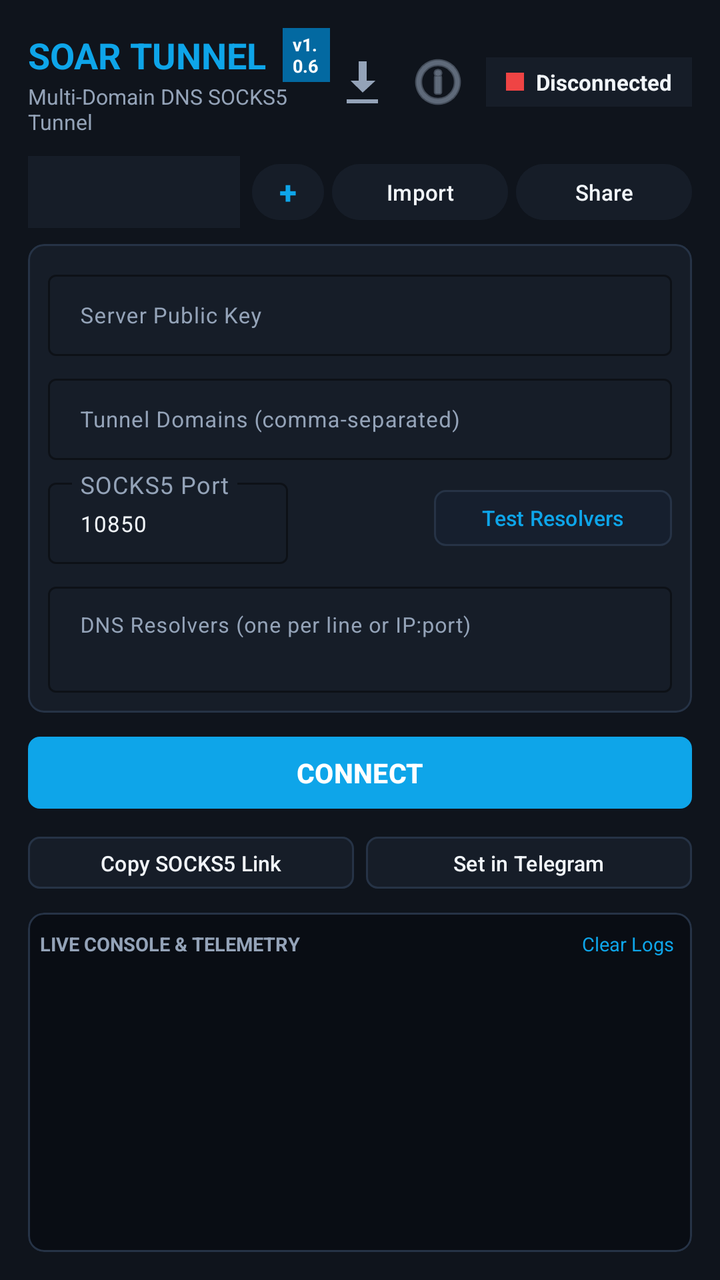
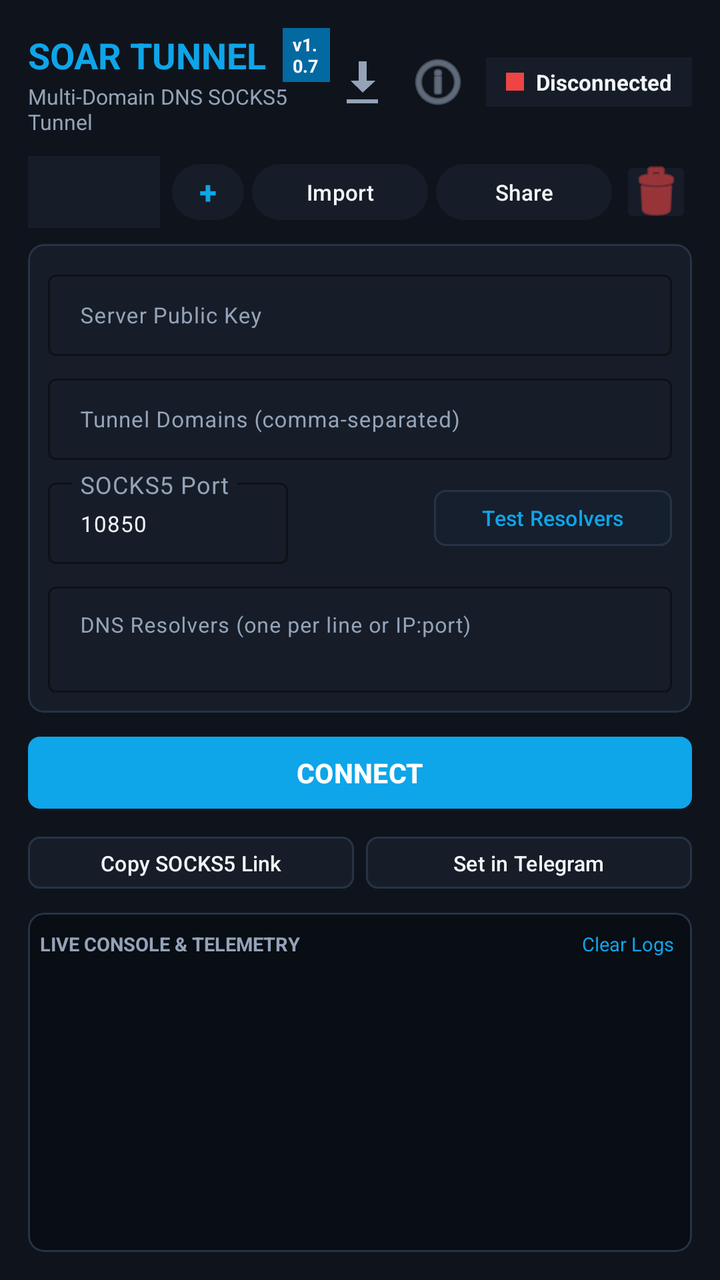

Screens rendered from an Android XML layout before and after an edit, with the pre-edit source and the edit as a unified diff.
<!-- AndroidManifest.xml: application theme Theme.SoarTunnel -->
<!-- res/layout/activity_main.xml -->
<?xml version="1.0" encoding="utf-8"?>
<LinearLayout xmlns:android="http://schemas.android.com/apk/res/android"
    xmlns:app="http://schemas.android.com/apk/res-auto"
    android:layout_width="match_parent"
    android:layout_height="match_parent"
    android:orientation="vertical"
    android:background="@color/bg_dark"
    android:padding="14dp">

    
    <LinearLayout
        android:layout_width="match_parent"
        android:layout_height="wrap_content"
        android:orientation="horizontal"
        android:gravity="center_vertical"
        android:paddingBottom="10dp">

        <LinearLayout
            android:layout_width="0dp"
            android:layout_height="wrap_content"
            android:layout_weight="1"
            android:orientation="vertical">

            <LinearLayout
                android:layout_width="wrap_content"
                android:layout_height="wrap_content"
                android:orientation="horizontal"
                android:gravity="center_vertical">

                <TextView
                    android:layout_width="wrap_content"
                    android:layout_height="wrap_content"
                    android:text="SOAR TUNNEL"
                    android:textStyle="bold"
                    android:textSize="18sp"
                    android:textColor="@color/primary_accent" />

                <TextView
                    android:id="@+id/tvVersionTag"
                    android:layout_width="wrap_content"
                    android:layout_height="wrap_content"
                    android:text="v1.0.6"
                    android:textSize="9sp"
                    android:textStyle="bold"
                    android:textColor="#FFFFFF"
                    android:background="#0369A1"
                    android:paddingHorizontal="5dp"
                    android:paddingVertical="2dp"
                    android:layout_marginStart="8dp" />
            </LinearLayout>

            <TextView
                android:layout_width="wrap_content"
                android:layout_height="wrap_content"
                android:text="Multi-Domain DNS SOCKS5 Tunnel"
                android:textSize="10.5sp"
                android:textColor="@color/text_muted" />
        </LinearLayout>

        
        <ImageButton
            android:id="@+id/btnCheckUpdate"
            android:layout_width="32dp"
            android:layout_height="32dp"
            android:src="@android:drawable/stat_sys_download"
            android:background="?attr/selectableItemBackgroundBorderless"
            app:tint="@color/text_muted"
            android:contentDescription="Check Update"
            android:layout_marginEnd="6dp" />

        <ImageButton
            android:id="@+id/btnAbout"
            android:layout_width="32dp"
            android:layout_height="32dp"
            android:src="@android:drawable/ic_menu_info_details"
            android:background="?attr/selectableItemBackgroundBorderless"
            app:tint="@color/text_muted"
            android:contentDescription="About"
            android:layout_marginEnd="8dp" />

        
        <LinearLayout
            android:id="@+id/layoutStatus"
            android:layout_width="wrap_content"
            android:layout_height="wrap_content"
            android:orientation="horizontal"
            android:gravity="center_vertical"
            android:background="@color/surface_dark"
            android:paddingHorizontal="10dp"
            android:paddingVertical="5dp">

            <View
                android:id="@+id/viewStatusDot"
                android:layout_width="9dp"
                android:layout_height="9dp"
                android:background="@color/status_red"
                android:layout_marginEnd="6dp" />

            <TextView
                android:id="@+id/tvStatus"
                android:layout_width="wrap_content"
                android:layout_height="wrap_content"
                android:text="@string/status_disconnected"
                android:textSize="11sp"
                android:textStyle="bold"
                android:textColor="@color/text_light" />
        </LinearLayout>
    </LinearLayout>

    
    <LinearLayout
        android:layout_width="match_parent"
        android:layout_height="wrap_content"
        android:orientation="horizontal"
        android:gravity="center_vertical"
        android:layout_marginBottom="8dp">

        <Spinner
            android:id="@+id/spnProfiles"
            android:layout_width="0dp"
            android:layout_height="36dp"
            android:layout_weight="1"
            android:background="@color/surface_dark"
            android:layout_marginEnd="6dp" />

        <Button
            android:id="@+id/btnAddProfile"
            android:layout_width="36dp"
            android:layout_height="36dp"
            android:text="+"
            android:textSize="16sp"
            android:textStyle="bold"
            android:textColor="@color/primary_accent"
            android:backgroundTint="@color/surface_dark"
            android:padding="0dp"
            android:layout_marginEnd="4dp" />

        <Button
            android:id="@+id/btnImportLink"
            android:layout_width="wrap_content"
            android:layout_height="36dp"
            android:text="Import"
            android:textSize="11sp"
            android:textColor="@color/text_light"
            android:backgroundTint="@color/surface_dark"
            android:paddingHorizontal="8dp"
            android:layout_marginEnd="4dp" />

        <Button
            android:id="@+id/btnShareProfile"
            android:layout_width="wrap_content"
            android:layout_height="36dp"
            android:text="Share"
            android:textSize="11sp"
            android:textColor="@color/text_light"
            android:backgroundTint="@color/surface_dark"
            android:paddingHorizontal="8dp" />
    </LinearLayout>

    
    <com.google.android.material.card.MaterialCardView
        android:layout_width="match_parent"
        android:layout_height="wrap_content"
        app:cardBackgroundColor="@color/surface_dark"
        app:strokeColor="@color/border_dark"
        app:strokeWidth="1dp"
        app:cardCornerRadius="8dp"
        android:layout_marginBottom="8dp">

        <LinearLayout
            android:layout_width="match_parent"
            android:layout_height="wrap_content"
            android:orientation="vertical"
            android:padding="10dp">

            
            <com.google.android.material.textfield.TextInputLayout
                android:layout_width="match_parent"
                android:layout_height="wrap_content"
                android:hint="@string/server_key"
                android:textColorHint="@color/text_muted"
                app:boxStrokeColor="@color/primary_accent"
                android:layout_marginBottom="6dp"
                style="@style/Widget.Material3.TextInputLayout.OutlinedBox.Dense">

                <com.google.android.material.textfield.TextInputEditText
                    android:id="@+id/etServerKey"
                    android:layout_width="match_parent"
                    android:layout_height="wrap_content"
                    android:textColor="@color/text_light"
                    android:textSize="11sp"
                    android:maxLines="2" />
            </com.google.android.material.textfield.TextInputLayout>

            
            <com.google.android.material.textfield.TextInputLayout
                android:layout_width="match_parent"
                android:layout_height="wrap_content"
                android:hint="@string/tunnel_domains"
                android:textColorHint="@color/text_muted"
                app:boxStrokeColor="@color/primary_accent"
                android:layout_marginBottom="6dp"
                style="@style/Widget.Material3.TextInputLayout.OutlinedBox.Dense">

                <com.google.android.material.textfield.TextInputEditText
                    android:id="@+id/etDomains"
                    android:layout_width="match_parent"
                    android:layout_height="wrap_content"
                    android:textColor="@color/text_light"
                    android:textSize="11sp"
                    android:singleLine="true" />
            </com.google.android.material.textfield.TextInputLayout>

            
            <LinearLayout
                android:layout_width="match_parent"
                android:layout_height="wrap_content"
                android:orientation="horizontal"
                android:gravity="center_vertical"
                android:layout_marginBottom="6dp">

                <com.google.android.material.textfield.TextInputLayout
                    android:layout_width="120dp"
                    android:layout_height="wrap_content"
                    android:hint="@string/socks_port"
                    android:textColorHint="@color/text_muted"
                    app:boxStrokeColor="@color/primary_accent"
                    style="@style/Widget.Material3.TextInputLayout.OutlinedBox.Dense">

                    <com.google.android.material.textfield.TextInputEditText
                        android:id="@+id/etPort"
                        android:layout_width="match_parent"
                        android:layout_height="wrap_content"
                        android:text="10850"
                        android:inputType="number"
                        android:textColor="@color/text_light"
                        android:textSize="11sp" />
                </com.google.android.material.textfield.TextInputLayout>

                <View
                    android:layout_width="0dp"
                    android:layout_height="0dp"
                    android:layout_weight="1" />

                <com.google.android.material.button.MaterialButton
                    android:id="@+id/btnTestResolvers"
                    android:layout_width="wrap_content"
                    android:layout_height="36dp"
                    android:text="Test Resolvers"
                    android:textSize="10.5sp"
                    android:textColor="@color/primary_accent"
                    app:backgroundTint="#161F2E"
                    app:strokeColor="@color/border_dark"
                    app:strokeWidth="1dp"
                    app:cornerRadius="6dp" />
            </LinearLayout>

            
            <com.google.android.material.textfield.TextInputLayout
                android:layout_width="match_parent"
                android:layout_height="wrap_content"
                android:hint="@string/dns_resolvers"
                android:textColorHint="@color/text_muted"
                app:boxStrokeColor="@color/primary_accent"
                style="@style/Widget.Material3.TextInputLayout.OutlinedBox.Dense">

                <com.google.android.material.textfield.TextInputEditText
                    android:id="@+id/etResolvers"
                    android:layout_width="match_parent"
                    android:layout_height="wrap_content"
                    android:textColor="@color/text_light"
                    android:textSize="10.5sp"
                    android:inputType="textMultiLine"
                    android:lines="2"
                    android:maxLines="4"
                    android:gravity="top|start" />
            </com.google.android.material.textfield.TextInputLayout>
        </LinearLayout>
    </com.google.android.material.card.MaterialCardView>

    
    <com.google.android.material.button.MaterialButton
        android:id="@+id/btnConnect"
        android:layout_width="match_parent"
        android:layout_height="44dp"
        android:text="@string/connect"
        android:textSize="13.5sp"
        android:textStyle="bold"
        android:textColor="#FFFFFF"
        app:backgroundTint="@color/primary_accent"
        app:cornerRadius="6dp"
        android:layout_marginBottom="6dp" />

    
    <LinearLayout
        android:layout_width="match_parent"
        android:layout_height="wrap_content"
        android:orientation="horizontal"
        android:layout_marginBottom="8dp">

        <com.google.android.material.button.MaterialButton
            android:id="@+id/btnCopyProxy"
            android:layout_width="0dp"
            android:layout_height="34dp"
            android:layout_weight="1"
            android:text="@string/copy_socks"
            android:textSize="10.5sp"
            android:textColor="@color/text_light"
            app:backgroundTint="@color/surface_dark"
            app:strokeColor="@color/border_dark"
            app:strokeWidth="1dp"
            app:cornerRadius="6dp"
            android:layout_marginEnd="6dp" />

        <com.google.android.material.button.MaterialButton
            android:id="@+id/btnOpenTelegram"
            android:layout_width="0dp"
            android:layout_height="34dp"
            android:layout_weight="1"
            android:text="@string/open_telegram"
            android:textSize="10.5sp"
            android:textColor="@color/text_light"
            app:backgroundTint="@color/surface_dark"
            app:strokeColor="@color/border_dark"
            app:strokeWidth="1dp"
            app:cornerRadius="6dp" />
    </LinearLayout>

    
    <com.google.android.material.card.MaterialCardView
        android:layout_width="match_parent"
        android:layout_height="0dp"
        android:layout_weight="1"
        app:cardBackgroundColor="@color/terminal_bg"
        app:strokeColor="@color/border_dark"
        app:strokeWidth="1dp"
        app:cardCornerRadius="8dp">

        <LinearLayout
            android:layout_width="match_parent"
            android:layout_height="match_parent"
            android:orientation="vertical"
            android:padding="6dp">

            <LinearLayout
                android:layout_width="match_parent"
                android:layout_height="wrap_content"
                android:orientation="horizontal"
                android:gravity="center_vertical"
                android:paddingBottom="4dp">

                <TextView
                    android:id="@+id/tvLiveTelemetry"
                    android:layout_width="0dp"
                    android:layout_height="wrap_content"
                    android:layout_weight="1"
                    android:text="LIVE CONSOLE &amp; TELEMETRY"
                    android:textSize="9.5sp"
                    android:textStyle="bold"
                    android:textColor="@color/text_muted" />

                <TextView
                    android:id="@+id/tvClearLogs"
                    android:layout_width="wrap_content"
                    android:layout_height="wrap_content"
                    android:text="@string/clear_logs"
                    android:textSize="9.5sp"
                    android:textColor="@color/primary_accent"
                    android:padding="3dp" />
            </LinearLayout>

            <ScrollView
                android:id="@+id/scrollLogs"
                android:layout_width="match_parent"
                android:layout_height="match_parent"
                android:fillViewport="true">

                <TextView
                    android:id="@+id/tvLogs"
                    android:layout_width="match_parent"
                    android:layout_height="wrap_content"
                    android:textColor="@color/terminal_green"
                    android:typeface="monospace"
                    android:textSize="9.5sp"
                    android:textIsSelectable="true" />
            </ScrollView>
        </LinearLayout>
    </com.google.android.material.card.MaterialCardView>

</LinearLayout>
<!-- resources referenced by this layout -->
<resources>
  <color name="bg_dark">#0F141C</color>
  <color name="border_dark">#263346</color>
  <color name="primary_accent">#0EA5E9</color>
  <color name="status_red">#EF4444</color>
  <color name="surface_dark">#161D28</color>
  <color name="terminal_bg">#090D14</color>
  <color name="terminal_green">#10B981</color>
  <color name="text_light">#F1F5F9</color>
  <color name="text_muted">#94A3B8</color>
  <string name="clear_logs">Clear Logs</string>
  <string name="connect">CONNECT</string>
  <string name="copy_socks">Copy SOCKS5 Link</string>
  <string name="dns_resolvers">DNS Resolvers (one per line or IP:port)</string>
  <string name="open_telegram">Set in Telegram</string>
  <string name="server_key">Server Public Key</string>
  <string name="socks_port">SOCKS5 Port</string>
  <string name="status_disconnected">Disconnected</string>
  <string name="tunnel_domains">Tunnel Domains (comma-separated)</string>
  <style name="Theme.SoarTunnel" parent="Theme.Material3.Dark.NoActionBar">
          <item name="colorPrimary">@color/primary_accent</item>
          <item name="android:windowBackground">@color/bg_dark</item>
          <item name="android:statusBarColor">@color/bg_dark</item>
          <item name="android:navigationBarColor">@color/bg_dark</item>
      </style>
</resources>

<!-- the commit's change to res/layout/activity_main.xml (unified diff, before → after) -->
@@ -39,7 +39,7 @@
                     android:id="@+id/tvVersionTag"
                     android:layout_width="wrap_content"
                     android:layout_height="wrap_content"
-                    android:text="v1.0.6"
+                    android:text="v1.0.7"
                     android:textSize="9sp"
                     android:textStyle="bold"
                     android:textColor="#FFFFFF"
@@ -155,6 +155,16 @@
             android:textColor="@color/text_light"
             android:backgroundTint="@color/surface_dark"
             android:paddingHorizontal="8dp" />
+
+        <ImageButton
+            android:id="@+id/btnDeleteProfile"
+            android:layout_width="36dp"
+            android:layout_height="36dp"
+            android:src="@android:drawable/ic_menu_delete"
+            android:backgroundTint="@color/surface_dark"
+            app:tint="@color/status_red"
+            android:contentDescription="Delete Server Profile"
+            android:layout_marginStart="4dp" />
     </LinearLayout>
 
     
